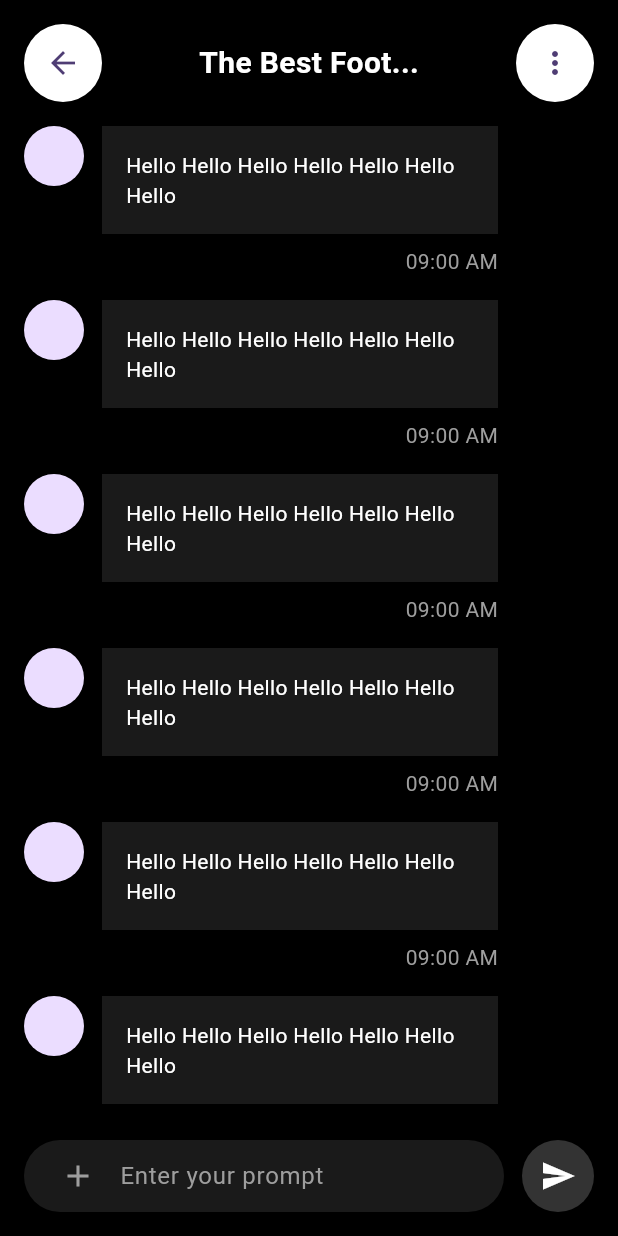
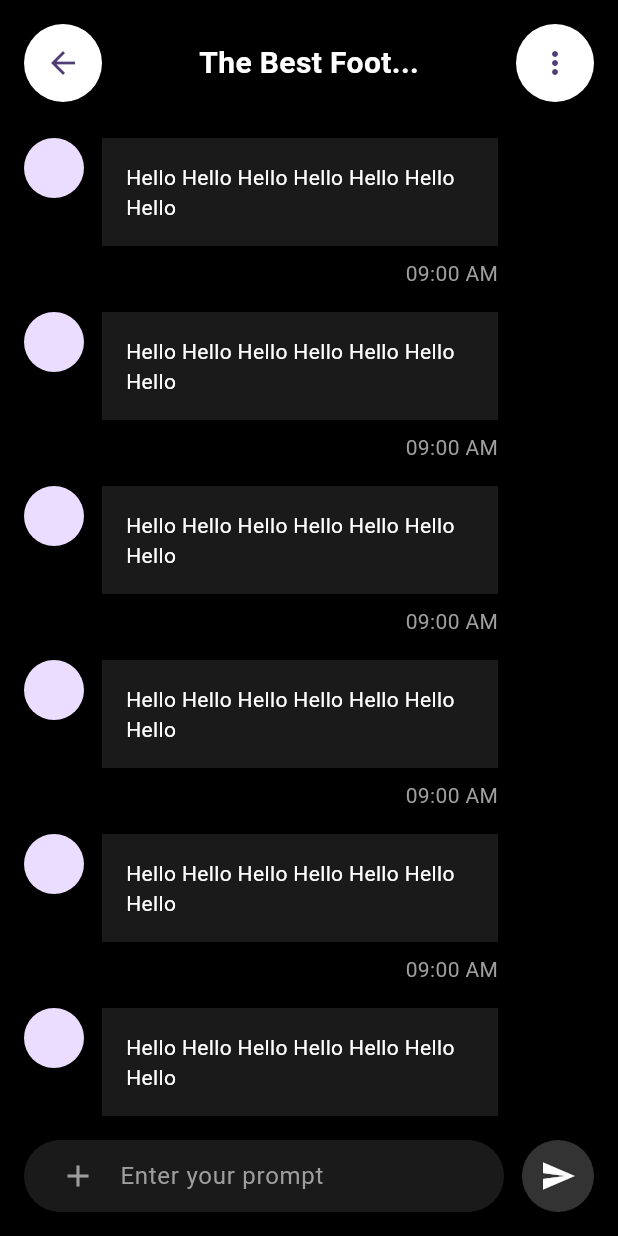
Before and after one commit to JAICHANGPARK/flutter_notebook_chapter_36, a Flutter app: the ChatBotChatPage screen opened directly, on a phone screen of 412 x 824 dp. Run offline on Flutter 3.47's test engine with Material 3 defaults, Android fonts, the phone set to English and light mode, and no system bars; our stand-ins replace gap.

```diff
--- a/lib/ep1831_chat_bot_app/views/chat_bot_chat_page.dart
+++ b/lib/ep1831_chat_bot_app/views/chat_bot_chat_page.dart
@@ -49,7 +49,7 @@ class _ChatBotChatPageState extends State<ChatBotChatPage> {
                   ),
                 ],
               ),
-              Gap(16),
+              Gap(24),
               Expanded(
                 child: ListView.builder(
                   itemBuilder: (context, index) {
```
